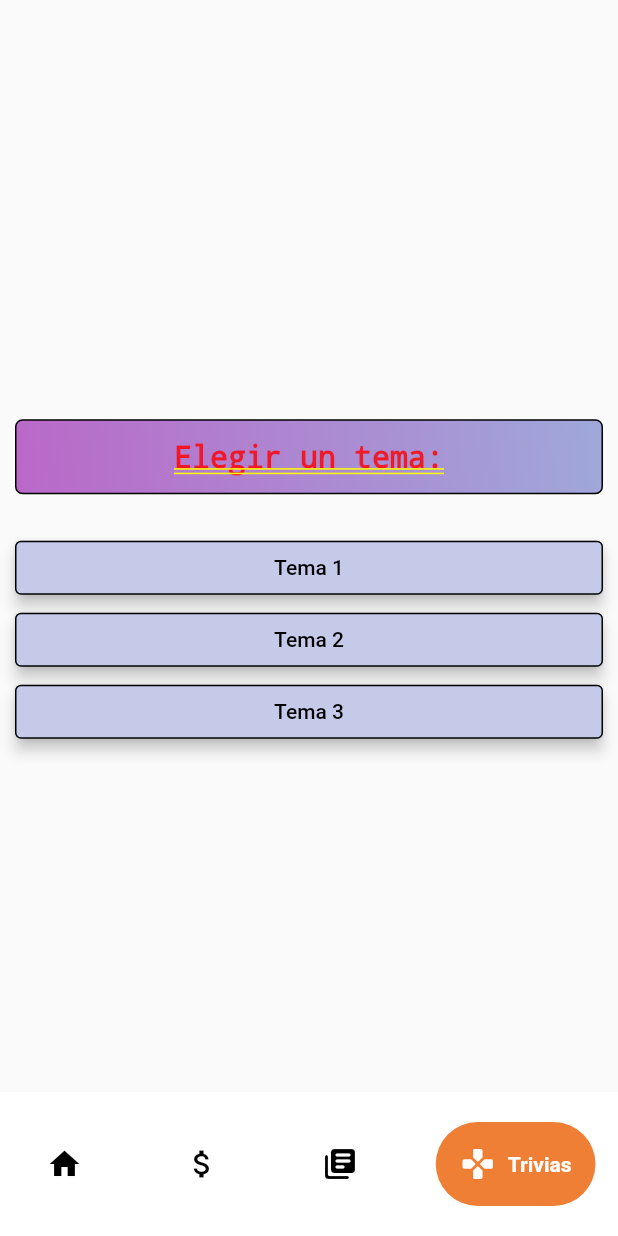
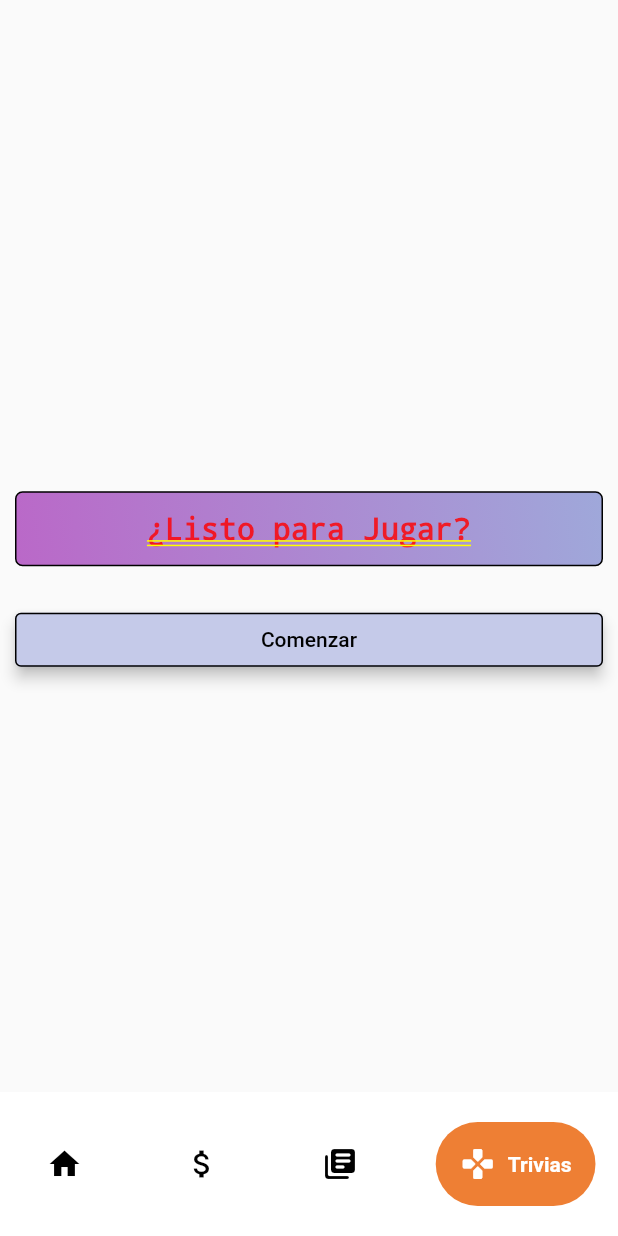
Before and after one commit to DiegoLoorenzo/kobe, a Flutter app: the MyHomePage screen opened directly, item 4 of the bottom bar chosen, on a phone screen of 412 x 824 dp. Run offline on Flutter 3.47's test engine with Material 2 defaults, Android fonts, the phone set to English and light mode, and no system bars; drawn by our look-alikes of google_nav_bar; our stand-ins replace firebase_auth, firebase_core, flutter_signin_button, google_sign_in, shared_preferences; accounts and stored records are empty.

Commit message:
Segundo avance del modulo videojuegos
Signed-off-by: Otoniel <abdiasmaldonado.al@laselva.edu.mx>

```diff
--- a/lib/login/LoginPage.dart
+++ b/lib/login/LoginPage.dart
@@ -232,7 +232,7 @@ class _LoginState extends State<LoginPage> {
             borderSide: BorderSide(color: Colors.black)),
         hintText: 'Contraseña',
         suffixIcon: IconButton(
-          icon: Icon(passwordVisible ? Icons.visibility : Icons.visibility_off),
+          icon: Icon(passwordVisible ? Icons.visibility_off : Icons.visibility  ),
           onPressed: () {
             setState(() {
               passwordVisible = !passwordVisible;
--- a/lib/pages/juegos/juegos.dart
+++ b/lib/pages/juegos/juegos.dart
@@ -1,7 +1,10 @@
 import 'package:flutter/material.dart';
+import 'package:kobe_flutter/pages/juegos/juegos_view.dart';
 import 'package:kobe_flutter/pages/juegos/pages/quiz_page.dart';
 import 'package:kobe_flutter/pages/juegos/pages/elegir_tema.dart';
-import 'package:kobe_flutter/pages/juegos/pages/review_quiz_page.dart';
+import 'package:kobe_flutter/pages/juegos/pages/quiz_page_dos.dart';
+import 'package:kobe_flutter/pages/juegos/pages/quiz_page_tres.dart';
+import 'package:kobe_flutter/pages/juegos/pages/results_page.dart';
 
 class juegos extends StatefulWidget {
 
@@ -17,7 +20,7 @@ class _juegos extends State<juegos>{
     Widget build(BuildContext context) {
       return MaterialApp(
           debugShowCheckedModeBanner: false,
-          title: 'Flutter Demo',
+          title: '¿Listo para Jugar?',
           theme: ThemeData(
             primarySwatch: Colors.indigo,
             textTheme: TextTheme(
@@ -50,12 +53,20 @@ class _juegos extends State<juegos>{
               ),
             ),
           ),
-          initialRoute: '/',
+
+          initialRoute: '/juegos-view',
           routes: {
-            '/': (context) => const elegir_tema(),
+           // '/': (context) => const juegos(),
+            '/elegir-tema': (context) => const elegir_tema(),
             '/quiz-page': (context) => const QuizPage(),
+            '/quiz-page-dos': (context) => const QuizPageDos(),
+            '/quiz-page-tres': (context) => const QuizPageTres(),
+            '/juegos-view': (context) => const juegos_view(),
+            //'/regresar': (context) => const regresar(),
             //'/review-page': (context) => const ReviewQuizPage(),
-          });;
+
+          }
+          );
 
     }
 
--- /dev/null
+++ b/lib/pages/juegos/juegos_view.dart
@@ -0,0 +1,61 @@
+import 'package:flutter/material.dart';
+
+class juegos_view extends StatefulWidget {
+  const juegos_view({super.key});
+
+  @override
+  State<juegos_view> createState() => _juegos_view();
+}
+
+class _juegos_view extends State<juegos_view> {
+
+  @override
+  Widget build(BuildContext context) {
+    return Center(
+      child: ListView(
+        shrinkWrap: true,
+        padding: const EdgeInsets.all(10),
+        children: [
+          Container(
+            height: 50,
+            margin: const EdgeInsets.only(top: 50, bottom: 25),
+            child: const Center(
+              child: Text(
+                '¿Listo para Jugar?',
+                style: TextStyle(
+                  fontWeight: FontWeight.w600,
+                  fontSize: 20,
+                ),
+              ),
+            ),
+            decoration: BoxDecoration(
+                border: Border.all(color: Colors.black),
+                gradient: LinearGradient(
+                    begin: Alignment.topRight,
+                    end: Alignment.bottomLeft,
+                    colors: [
+                      Colors.indigo.shade200,
+                      Colors.purple.shade300
+                    ]),
+                borderRadius: BorderRadius.circular(5)),
+          ),
+          OutlinedButton(
+            onPressed: () {
+              Navigator.pushNamed(context, '/elegir-tema');
+            },
+            child: const Text('Comenzar'),
+            style: OutlinedButton.styleFrom(
+              primary: Colors.black,
+              backgroundColor: Theme
+                  .of(context)
+                  .primaryColorLight,
+              elevation: 4,
+              side: const BorderSide(width: 1),
+            ),
+          ),
+
+        ],
+      ),
+    );
+  }
+}
--- a/pubspec.yaml
+++ b/pubspec.yaml
@@ -33,11 +33,13 @@ dependencies:
   cupertino_icons: ^1.0.2
   firebase_auth:
   firebase_core:
+
   flutter:
     sdk: flutter
   flutter_signin_button:
   google_nav_bar: ^5.0.6
   google_sign_in:
+
   url_launcher:
   shared_preferences:
 
```
Also changed, not shown: lib/pages/juegos/pages/elegir_tema.dart (+16 -2 lines), lib/pages/juegos/pages/quiz_page_dos.dart (added, +218 -0 lines), lib/pages/juegos/pages/quiz_page_tres.dart (added, +218 -0 lines), lib/pages/juegos/pages/results_page.dart (+19 -0 lines), 1 other file.
